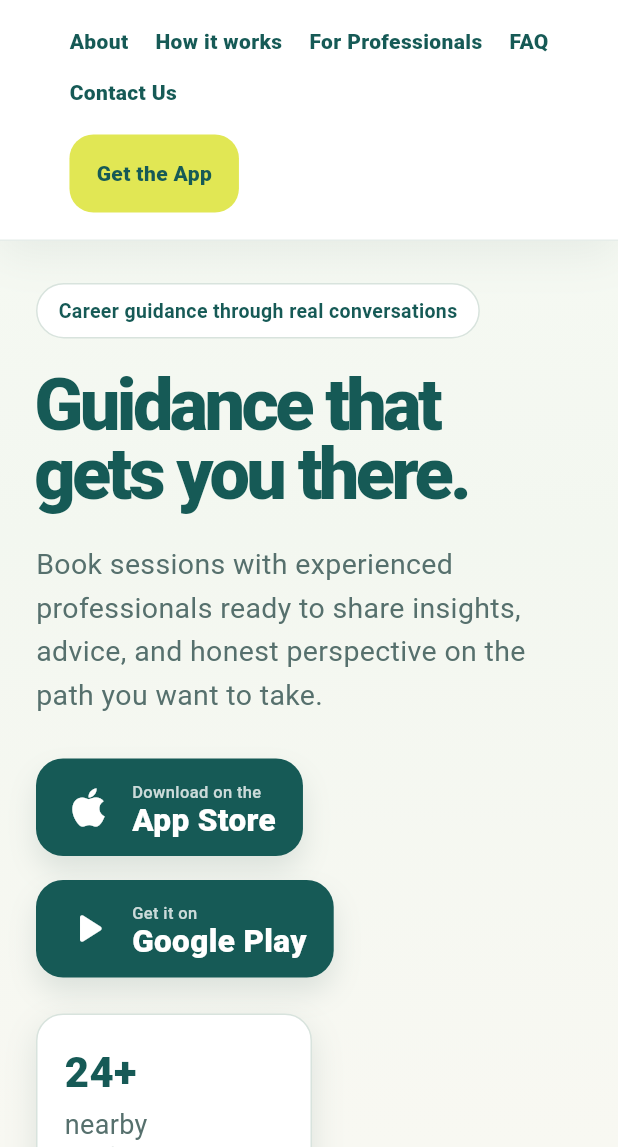
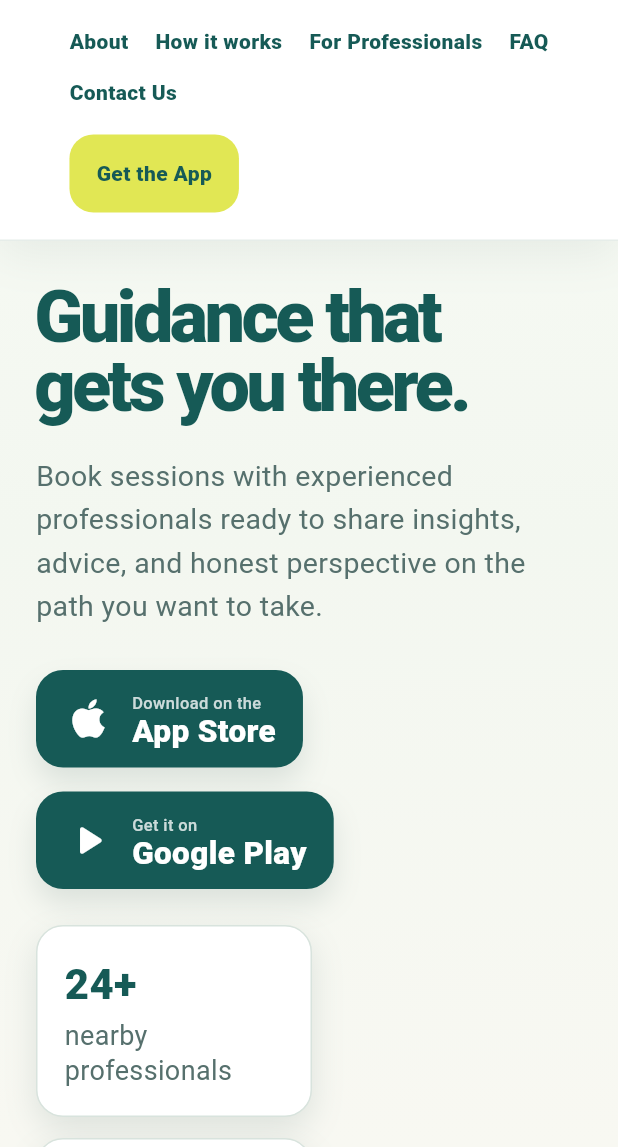
Before and after one commit to Ayanda-Core-Solutions/trymyday_web, a Flutter app: the screen it shows after launch, on a phone screen of 412 x 824 dp, the part 89-1236 px from its top. Run offline on Flutter 3.47's test engine with Material 3 defaults, Android fonts, the phone set to English and light mode, and no system bars; our stand-ins replace flutter_svg; Roboto replaces fonts that are missing (Trebuchet MS).

Commit message:
removed unused widget and created app store button a s a seperate reusable component

```diff
--- /dev/null
+++ b/lib/core/components/store_button.dart
@@ -0,0 +1,64 @@
+import 'package:flutter/material.dart';
+
+import '../utils/app_colors.dart';
+
+class StoreButton extends StatelessWidget {
+  const StoreButton({
+    super.key,
+    required this.icon,
+    required this.upperLabel,
+    required this.lowerLabel,
+  });
+
+  final IconData icon;
+  final String upperLabel;
+  final String lowerLabel;
+
+  @override
+  Widget build(BuildContext context) {
+    return Container(
+      padding: const EdgeInsets.symmetric(horizontal: 18, vertical: 14),
+      decoration: BoxDecoration(
+        color: AppColors.primary,
+        borderRadius: BorderRadius.circular(18),
+        boxShadow: const [
+          BoxShadow(
+            color: AppColors.shadow,
+            blurRadius: 16,
+            offset: Offset(0, 10),
+          ),
+        ],
+      ),
+      child: Row(
+        mainAxisSize: MainAxisSize.min,
+        children: [
+          Icon(icon, color: Colors.white, size: 34),
+          const SizedBox(width: 12),
+          Column(
+            crossAxisAlignment: CrossAxisAlignment.start,
+            mainAxisSize: MainAxisSize.min,
+            children: [
+              Text(
+                upperLabel,
+                style: TextStyle(
+                  color: Colors.white.withValues(alpha: 0.78),
+                  fontSize: 11,
+                  fontWeight: FontWeight.w500,
+                ),
+              ),
+              Text(
+                lowerLabel,
+                style: const TextStyle(
+                  color: Colors.white,
+                  fontSize: 21,
+                  fontWeight: FontWeight.w800,
+                  height: 1,
+                ),
+              ),
+            ],
+          ),
+        ],
+      ),
+    );
+  }
+}
--- a/lib/views/home/home_page.dart
+++ b/lib/views/home/home_page.dart
@@ -1,6 +1,7 @@
 import 'package:flutter/material.dart';
 import 'package:flutter_svg/flutter_svg.dart';
 
+import '../../core/components/store_button.dart';
 import '../../core/utils/app_colors.dart';
 import '../../core/utils/app_images.dart';
 
@@ -100,9 +101,9 @@ class _Header extends StatelessWidget {
                     : const Row(
                         children: [
                           _Brand(),
-                          SizedBox(width: 84),
-                          Expanded(
-                            child: Row(
+                          Spacer(),
+                          Row(
+                            mainAxisSize: MainAxisSize.min,
                             children: [
                               _NavItem(label: 'About'),
                               SizedBox(width: 36),
@@ -115,8 +116,7 @@ class _Header extends StatelessWidget {
                               _NavItem(label: 'Contact Us'),
                             ],
                           ),
-                          ),
-                          SizedBox(width: 24),
+                          SizedBox(width: 42),
                           _GetAppButton(),
                         ],
                       ),
@@ -250,26 +250,6 @@ class _HeroSection extends StatelessWidget {
               final copy = Column(
                 crossAxisAlignment: CrossAxisAlignment.start,
                 children: [
-                  Container(
-                    padding: const EdgeInsets.symmetric(
-                      horizontal: 14,
-                      vertical: 8,
-                    ),
-                    decoration: BoxDecoration(
-                      color: AppColors.surface,
-                      borderRadius: BorderRadius.circular(999),
-                      border: Border.all(color: AppColors.border),
-                    ),
-                    child: const Text(
-                      'Career guidance through real conversations',
-                      style: TextStyle(
-                        color: AppColors.primary,
-                        fontSize: 13,
-                        fontWeight: FontWeight.w700,
-                      ),
-                    ),
-                  ),
-                  const SizedBox(height: 22),
                   Text(
                     'Guidance that\ngets you there.',
                     style: TextStyle(
@@ -297,12 +277,12 @@ class _HeroSection extends StatelessWidget {
                     spacing: 16,
                     runSpacing: 16,
                     children: [
-                      _StoreButton(
+                      StoreButton(
                         icon: Icons.apple,
                         upperLabel: 'Download on the',
                         lowerLabel: 'App Store',
                       ),
-                      _StoreButton(
+                      StoreButton(
                         icon: Icons.play_arrow_rounded,
                         upperLabel: 'Get it on',
                         lowerLabel: 'Google Play',
@@ -340,66 +320,6 @@ class _HeroSection extends StatelessWidget {
             },
           ),
         ),
-      ),
-    );
-  }
-}
-
-class _StoreButton extends StatelessWidget {
-  const _StoreButton({
-    required this.icon,
-    required this.upperLabel,
-    required this.lowerLabel,
-  });
-
-  final IconData icon;
-  final String upperLabel;
-  final String lowerLabel;
-
-  @override
-  Widget build(BuildContext context) {
-    return Container(
-      padding: const EdgeInsets.symmetric(horizontal: 18, vertical: 14),
-      decoration: BoxDecoration(
-        color: AppColors.primary,
-        borderRadius: BorderRadius.circular(18),
-        boxShadow: const [
-          BoxShadow(
-            color: AppColors.shadow,
-            blurRadius: 16,
-            offset: Offset(0, 10),
-          ),
-        ],
-      ),
-      child: Row(
-        mainAxisSize: MainAxisSize.min,
-        children: [
-          Icon(icon, color: Colors.white, size: 34),
-          const SizedBox(width: 12),
-          Column(
-            crossAxisAlignment: CrossAxisAlignment.start,
-            mainAxisSize: MainAxisSize.min,
-            children: [
-              Text(
-                upperLabel,
-                style: TextStyle(
-                  color: Colors.white.withValues(alpha: 0.78),
-                  fontSize: 11,
-                  fontWeight: FontWeight.w500,
-                ),
-              ),
-              Text(
-                lowerLabel,
-                style: const TextStyle(
-                  color: Colors.white,
-                  fontSize: 21,
-                  fontWeight: FontWeight.w800,
-                  height: 1,
-                ),
-              ),
-            ],
-          ),
-        ],
       ),
     );
   }
```
Lines whose indentation alone changed are shown as unchanged.
